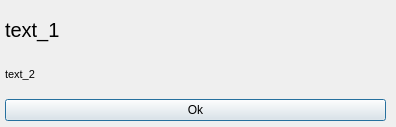
Qt form message_ui.ui (Andrew-71/crappit-for-reddit) before a commit.
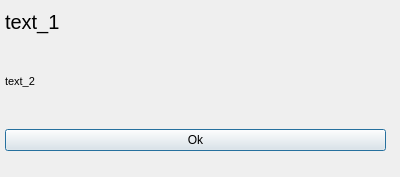
The same form after that commit.

```diff
--- a/message_ui.ui
+++ b/message_ui.ui
@@ -6,8 +6,8 @@
    <rect>
     <x>0</x>
     <y>0</y>
-    <width>396</width>
-    <height>127</height>
+    <width>400</width>
+    <height>177</height>
    </rect>
   </property>
   <property name="windowTitle">
@@ -19,12 +19,21 @@
      <x>5</x>
      <y>10</y>
      <width>381</width>
-     <height>111</height>
+     <height>141</height>
     </rect>
    </property>
    <layout class="QVBoxLayout" name="verticalLayout">
+    <property name="sizeConstraint">
+     <enum>QLayout::SetDefaultConstraint</enum>
+    </property>
     <item>
      <widget class="QLabel" name="label">
+      <property name="sizePolicy">
+       <sizepolicy hsizetype="Preferred" vsizetype="Fixed">
+        <horstretch>0</horstretch>
+        <verstretch>0</verstretch>
+       </sizepolicy>
+      </property>
       <property name="font">
        <font>
         <pointsize>15</pointsize>
@@ -37,6 +46,12 @@
     </item>
     <item>
      <widget class="QLabel" name="label_2">
+      <property name="sizePolicy">
+       <sizepolicy hsizetype="Preferred" vsizetype="Preferred">
+        <horstretch>0</horstretch>
+        <verstretch>0</verstretch>
+       </sizepolicy>
+      </property>
       <property name="font">
        <font>
         <pointsize>8</pointsize>
```
